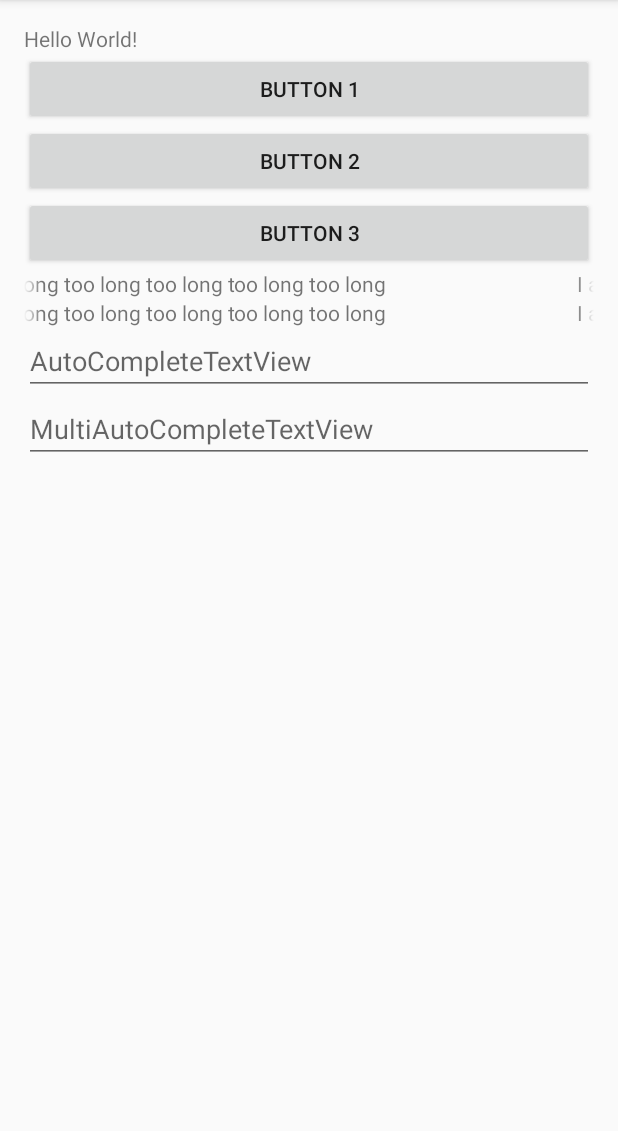
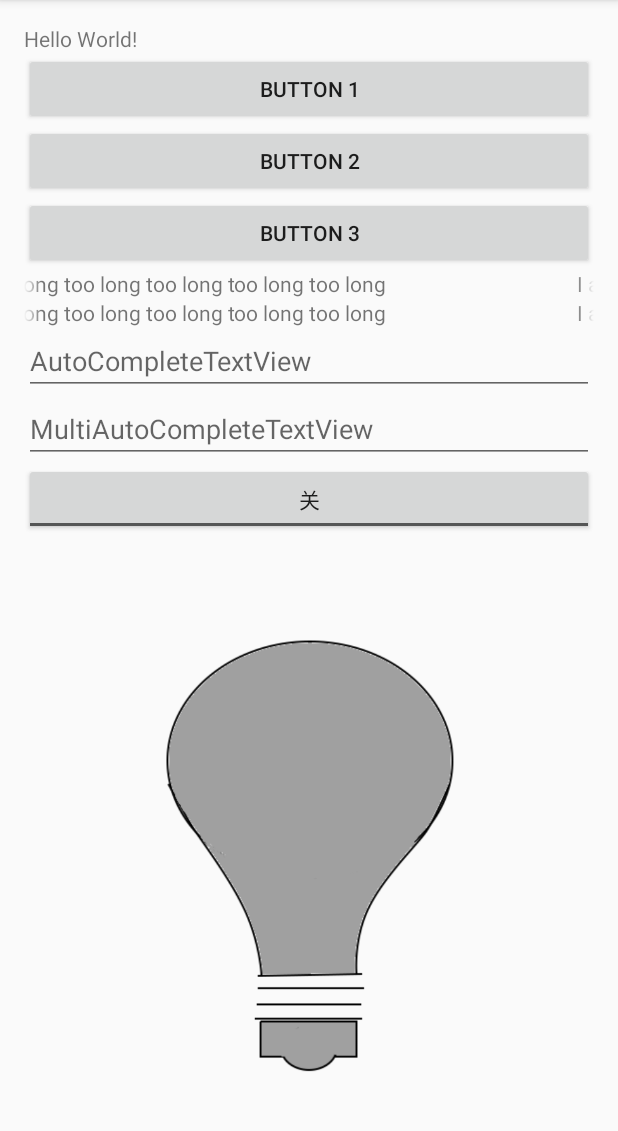
Before and after one commit to foolself/MoocNote, an Android app: the screen it shows after launch (MainActivity), on a phone screen of 412 x 824 dp, the part 84-1215 px from its top. Run offline under Robolectric (Android 15) with nearby library versions, the phone set to English and light mode, and no system bars.

Commit message:
ToggleButton

```diff
--- a/app/src/main/java/com/example/root/myapplication/MainActivity.java
+++ b/app/src/main/java/com/example/root/myapplication/MainActivity.java
@@ -6,16 +6,20 @@ import android.view.View;
 import android.widget.ArrayAdapter;
 import android.widget.AutoCompleteTextView;
 import android.widget.Button;
+import android.widget.CompoundButton;
+import android.widget.ImageView;
 import android.widget.MultiAutoCompleteTextView;
 import android.widget.Toast;
+import android.widget.ToggleButton;
 
 /*
- * 1，button 实现点击事件三种方法：
+ * 1, button 实现点击事件三种方法：
  *         匿名内部类
  *         外部类
  *         接口
- * 2，通过自定义 TextView, 实现跑马灯效果
- * 3，AutoCompleteTextView 使用
+ * 2, 通过自定义 TextView, 实现跑马灯效果
+ * 3, AutoCompleteTextView 使用
+ * 4, ToggleButton 按钮实现开关效果
  */
 
 public class MainActivity extends AppCompatActivity implements View.OnClickListener{
@@ -26,6 +30,8 @@ public class MainActivity extends AppCompatActivity implements View.OnClickListe
     private MultiAutoCompleteTextView macTextView;
     private String[] res = {"beijing", "henan", "hebei", "shanghai", "shandong", "jinan"};
 
+    private ToggleButton tobt;
+    private ImageView imageView;
     @Override
     protected void onCreate(Bundle savedInstanceState) {
         super.onCreate(savedInstanceState);
@@ -35,6 +41,8 @@ public class MainActivity extends AppCompatActivity implements View.OnClickListe
         bt2 = (Button) findViewById(R.id.button2);
         bt3 = (Button) findViewById(R.id.button3);
 
+        tobt = (ToggleButton) findViewById(R.id.togbt1);
+        imageView = (ImageView) findViewById(R.id.image1);
 
         //OnClickListener by inner class
         bt1.setOnClickListener(new View.OnClickListener() {
@@ -78,6 +86,16 @@ public class MainActivity extends AppCompatActivity implements View.OnClickListe
         macTextView.setAdapter(adapter);
         // set Tokenizer as ","
         macTextView.setTokenizer(new MultiAutoCompleteTextView.CommaTokenizer());
+
+        //ToggleButton set listener
+        tobt.setOnCheckedChangeListener(new CompoundButton.OnCheckedChangeListener() {
+            @Override
+            public void onCheckedChanged(CompoundButton compoundButton, boolean b) {
+                tobt.setChecked(b);
+                imageView.setImageResource(b ? R.drawable.lighton : R.drawable.lightoff);
+            }
+        });
+
     }
 
     @Override
--- a/app/src/main/res/layout/activity_main.xml
+++ b/app/src/main/res/layout/activity_main.xml
@@ -56,4 +56,17 @@
         android:layout_height="wrap_content"
         android:hint="MultiAutoCompleteTextView"/>
 
+    <ToggleButton
+        android:id="@+id/togbt1"
+        android:layout_width="match_parent"
+        android:layout_height="wrap_content"
+        android:checked="false"
+        android:textOn="开"
+        android:textOff="关"/>
+    <ImageView
+        android:id="@+id/image1"
+        android:layout_width="match_parent"
+        android:layout_height="wrap_content"
+        android:src="@drawable/lightoff"/>
+
 </LinearLayout>
```
Also changed, not shown: app/src/main/res/drawable/lightoff.png (added), app/src/main/res/drawable/lighton.png (added).
